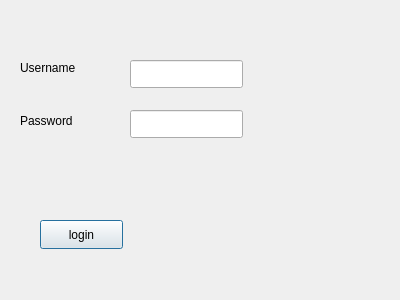
Old version of the form login.ui in the repository aishakandeell/cs2labproject.
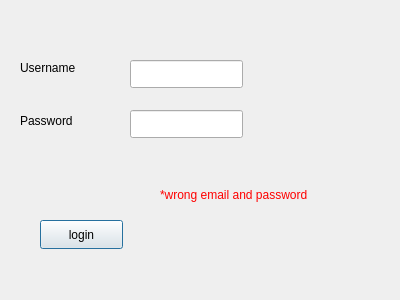
New version of the form.

What changed in the file:
```diff
--- a/login.ui
+++ b/login.ui
@@ -72,6 +72,19 @@
     <string>login</string>
    </property>
   </widget>
+  <widget class="QLabel" name="loginerror">
+   <property name="geometry">
+    <rect>
+     <x>160</x>
+     <y>180</y>
+     <width>201</width>
+     <height>31</height>
+    </rect>
+   </property>
+   <property name="text">
+    <string>&lt;html&gt;&lt;head/&gt;&lt;body&gt;&lt;p&gt;&lt;span style=&quot; color:#ff0000;&quot;&gt;*wrong email and password&lt;/span&gt;&lt;/p&gt;&lt;/body&gt;&lt;/html&gt;</string>
+   </property>
+  </widget>
  </widget>
  <resources/>
  <connections/>
```
Left out of the diff: 3 changed lines with no effect on the pictures.
